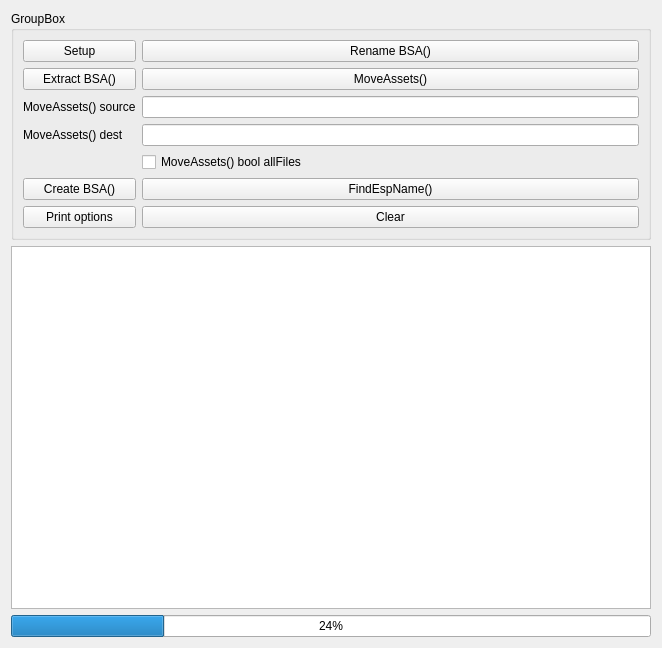
Qt form devmodeui.ui (Guekka/cathedral-assets-optimizer) before a commit.
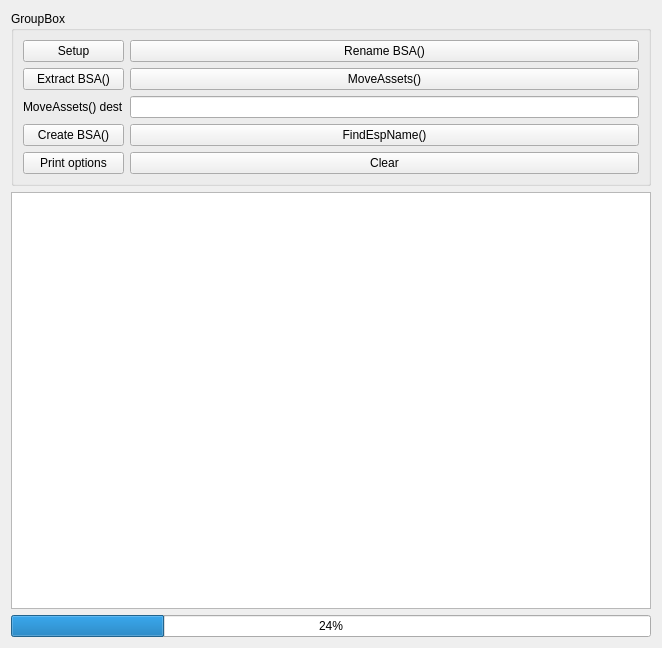
The same form after that commit.

Commit message: MoveAssets() function separated into two separate functions. Cleaned the code a bit.

```diff
--- a/devmodeui.ui
+++ b/devmodeui.ui
@@ -20,6 +20,20 @@
       <string>GroupBox</string>
      </property>
      <layout class="QGridLayout" name="gridLayout">
+      <item row="4" column="0">
+       <widget class="QPushButton" name="CreateBSA">
+        <property name="text">
+         <string>Create BSA()</string>
+        </property>
+       </widget>
+      </item>
+      <item row="0" column="0">
+       <widget class="QPushButton" name="Setup">
+        <property name="text">
+         <string>Setup</string>
+        </property>
+       </widget>
+      </item>
       <item row="2" column="1">
        <widget class="QPushButton" name="MoveAssets">
         <property name="text">
@@ -27,7 +41,38 @@
         </property>
        </widget>
       </item>
-      <item row="8" column="1">
+      <item row="6" column="0">
+       <widget class="QPushButton" name="PrintOptions">
+        <property name="text">
+         <string>Print options</string>
+        </property>
+       </widget>
+      </item>
+      <item row="3" column="0">
+       <widget class="QLabel" name="label">
+        <property name="text">
+         <string>MoveAssets() dest</string>
+        </property>
+        <property name="buddy">
+         <cstring>MoveAssetsDest</cstring>
+        </property>
+       </widget>
+      </item>
+      <item row="2" column="0">
+       <widget class="QPushButton" name="ExtractBSA">
+        <property name="text">
+         <string>Extract BSA()</string>
+        </property>
+       </widget>
+      </item>
+      <item row="4" column="1">
+       <widget class="QPushButton" name="FindEspName">
+        <property name="text">
+         <string>FindEspName()</string>
+        </property>
+       </widget>
+      </item>
+      <item row="6" column="1">
        <widget class="QPushButton" name="ClearLog">
         <property name="text">
          <string>Clear</string>
@@ -35,32 +80,8 @@
        </widget>
       </item>
       <item row="3" column="1">
-       <widget class="QLineEdit" name="MoveAssetsSource"/>
-      </item>
-      <item row="0" column="0">
-       <widget class="QPushButton" name="Setup">
-        <property name="text">
-         <string>Setup</string>
-        </property>
-       </widget>
-      </item>
-      <item row="4" column="1">
        <widget class="QLineEdit" name="MoveAssetsDest"/>
       </item>
-      <item row="6" column="1">
-       <widget class="QPushButton" name="FindEspName">
-        <property name="text">
-         <string>FindEspName()</string>
-        </property>
-       </widget>
-      </item>
-      <item row="2" column="0">
-       <widget class="QPushButton" name="ExtractBSA">
-        <property name="text">
-         <string>Extract BSA()</string>
-        </property>
-       </widget>
-      </item>
       <item row="0" column="1">
        <widget class="QPushButton" name="RenameBSA">
         <property name="text">
@@ -68,44 +89,6 @@
         </property>
        </widget>
       </item>
-      <item row="3" column="0">
-       <widget class="QLabel" name="label_2">
-        <property name="text">
-         <string>MoveAssets() source</string>
-        </property>
-       </widget>
-      </item>
-      <item row="8" column="0">
-       <widget class="QPushButton" name="PrintOptions">
-        <property name="text">
-         <string>Print options</string>
-        </property>
-       </widget>
-      </item>
-      <item row="4" column="0">
-       <widget class="QLabel" name="label">
-        <property name="text">
-         <string>MoveAssets() dest</string>
-        </property>
-        <property name="buddy">
-         <cstring>MoveAssetsDest</cstring>
-        </property>
-       </widget>
-      </item>
-      <item row="6" column="0">
-       <widget class="QPushButton" name="CreateBSA">
-        <property name="text">
-         <string>Create BSA()</string>
-        </property>
-       </widget>
-      </item>
-      <item row="5" column="1">
-       <widget class="QCheckBox" name="checkBox">
-        <property name="text">
-         <string>MoveAssets() bool allFiles</string>
-        </property>
-       </widget>
-      </item>
      </layout>
     </widget>
    </item>
```
The commit also changes 4 other files.
